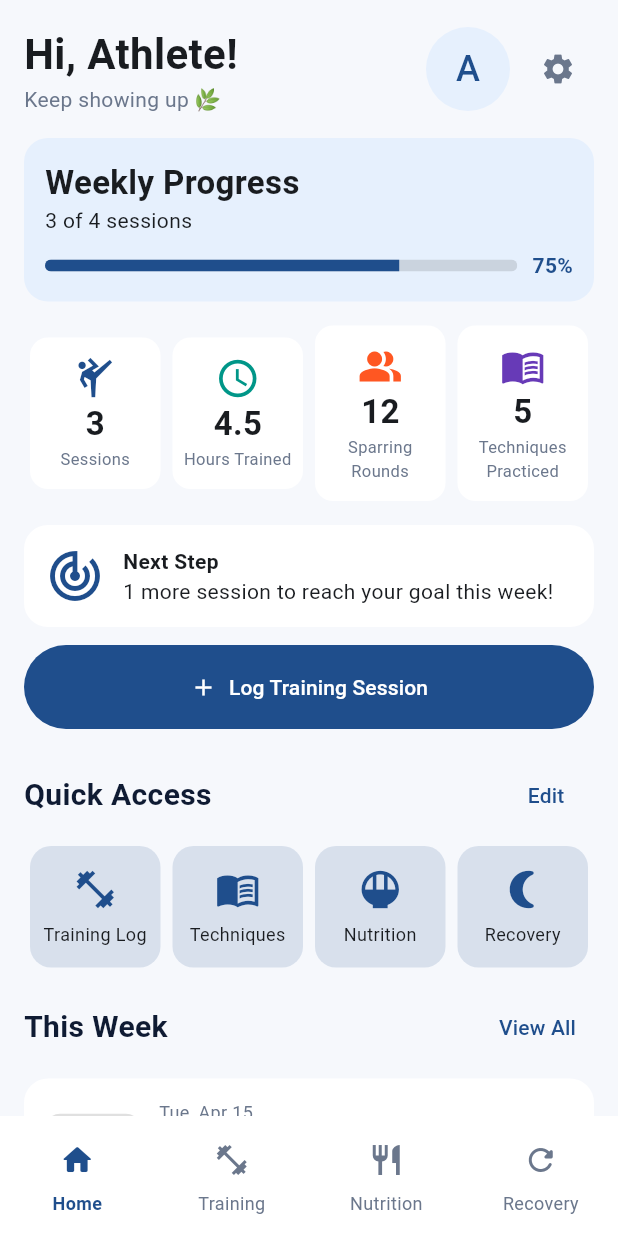
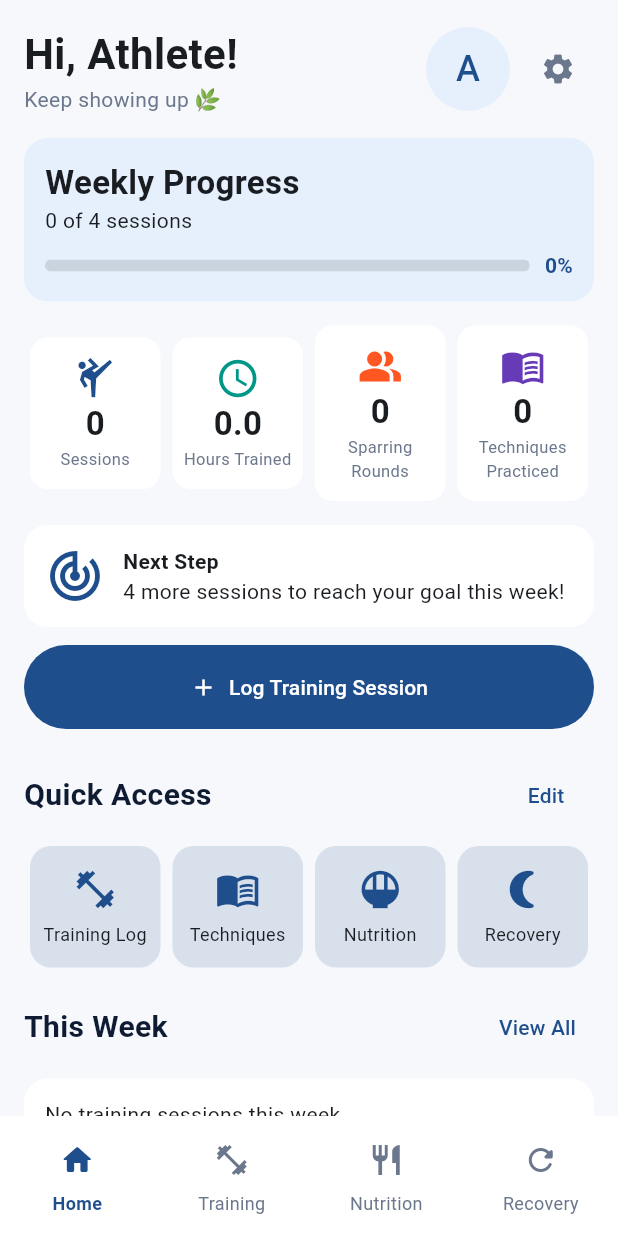
Before and after one commit to Resmeralda/bbj-ios-mobile, a Flutter app: the screen it shows once a user with an empty profile is signed in, on a phone screen of 412 x 824 dp. Run offline on Flutter 3.47's test engine with Material 3 defaults, Android fonts, the phone set to English and light mode, and no system bars; our stand-ins replace cloud_firestore, firebase_auth, firebase_core, go_router, youtube_player_iframe; accounts and stored records are empty.

Commit message:
BJJ-114: Connect home dashboard to user data

```diff
--- a/lib/screens/home_screen.dart
+++ b/lib/screens/home_screen.dart
@@ -1,25 +1,48 @@
 import 'package:flutter/material.dart';
 import 'package:go_router/go_router.dart';
 
+import '../models/training_session.dart';
 import '../profile_store.dart';
+import '../session_store.dart';
 import '../theme.dart';
 import '../widgets/common.dart';
+import '../widgets/form_helpers.dart';
 
 class HomeScreen extends StatelessWidget {
-  const HomeScreen({super.key, this.store});
+  const HomeScreen({super.key, this.store, this.sessions});
 
   final ProfileStore? store;
+  final SessionStore? sessions;
 
   @override
   Widget build(BuildContext context) {
     final profiles = store ?? profileStore;
-    // Sample data; replace with Firestore streams.
+    final training = sessions ?? sessionStore;
     return ListenableBuilder(
-      listenable: profiles,
+      listenable: Listenable.merge([profiles, training]),
       builder: (context, _) {
         final p = profiles.profile;
-        const done = 3;
+        final account = training.account;
+        final week = training.thisWeek;
+        final done = week.length;
         final goal = p.weeklyGoal;
+        final progress = (done / goal).clamp(0.0, 1.0);
+        final hours = week.fold(0.0, (total, session) => total + session.hours);
+        final rounds = week.fold(0, (total, session) => total + session.rounds);
+        final techniques = week
+            .expand((session) => session.techniques.split(','))
+            .map((name) => name.trim().toLowerCase())
+            .where((name) => name.isNotEmpty)
+            .toSet()
+            .length;
+        final unavailable = training.loading || training.error != null;
+        final remaining = goal - done;
+        final nextStep = training.loading
+            ? 'Loading your training sessions…'
+            : training.error ??
+                  (remaining <= 0
+                      ? 'You reached your weekly goal!'
+                      : '$remaining more ${remaining == 1 ? 'session' : 'sessions'} to reach your goal this week!');
         return Scaffold(
           body: SafeArea(
             child: ListView(
@@ -79,16 +102,23 @@ class HomeScreen extends StatelessWidget {
                           fontWeight: FontWeight.bold,
                         ),
                       ),
-                      Text('$done of $goal sessions'),
+                      Text(
+                        unavailable
+                            ? '— of $goal sessions'
+                            : '$done of $goal sessions',
+                      ),
                       const SizedBox(height: 10),
                       Row(
                         children: [
                           Expanded(
-                            child: ProgressBar(done / goal, AppColors.home),
+                            child: ProgressBar(
+                              unavailable ? 0 : progress,
+                              AppColors.home,
+                            ),
                           ),
                           const SizedBox(width: 10),
                           Text(
-                            '${(done / goal * 100).round()}%',
+                            unavailable ? '—' : '${(progress * 100).round()}%',
                             style: const TextStyle(
                               color: AppColors.home,
                               fontWeight: FontWeight.bold,
@@ -99,50 +129,53 @@ class HomeScreen extends StatelessWidget {
                     ],
                   ),
                 ),
-                const Row(
+                Row(
                   children: [
                     _Stat(
                       Icons.sports_martial_arts,
-                      '3',
+                      unavailable ? '—' : '$done',
                       'Sessions',
                       AppColors.home,
                     ),
-                    _Stat(Icons.schedule, '4.5', 'Hours Trained', Colors.teal),
+                    _Stat(
+                      Icons.schedule,
+                      unavailable ? '—' : hours.toStringAsFixed(1),
+                      'Hours Trained',
+                      Colors.teal,
+                    ),
                     _Stat(
                       Icons.people_alt,
-                      '12',
+                      unavailable ? '—' : '$rounds',
                       'Sparring Rounds',
                       Colors.deepOrange,
                     ),
                     _Stat(
                       Icons.menu_book,
-                      '5',
+                      unavailable ? '—' : '$techniques',
                       'Techniques Practiced',
                       Colors.deepPurple,
                     ),
                   ],
                 ),
                 const SizedBox(height: 12),
-                const AppCard(
+                AppCard(
                   child: Row(
                     children: [
-                      Icon(
+                      const Icon(
                         Icons.track_changes,
                         color: AppColors.home,
                         size: 40,
                       ),
-                      SizedBox(width: 12),
+                      const SizedBox(width: 12),
                       Expanded(
                         child: Column(
                           crossAxisAlignment: CrossAxisAlignment.start,
                           children: [
-                            Text(
+                            const Text(
                               'Next Step',
                               style: TextStyle(fontWeight: FontWeight.bold),
                             ),
-                            Text(
-                              '1 more session to reach your goal this week!',
-                            ),
+                            Text(nextStep),
                           ],
                         ),
                       ),
@@ -194,13 +227,29 @@ class HomeScreen extends StatelessWidget {
                   action: 'View All',
                   onAction: () => context.go('/training'),
                 ),
-                const _SessionTile(
-                  'Tue, Apr 15',
-                  'Gi Class',
-                  '1.5 hr',
-                  '5 rounds',
-                  'Guard passing, side control',
-                ),
+                if (!unavailable && week.isEmpty)
+                  const AppCard(child: Text('No training sessions this week.')),
+                if (!unavailable)
+                  for (final session in week.take(3))
+                    _SessionTile(
+                      formatDate(session.date.toLocal()),
+                      session.type,
+                      formatHours(session.hours),
+                      '${session.rounds} rounds',
+                      [
+                        session.techniques,
+                        session.notes,
+                      ].where((text) => text.isNotEmpty).join(' • '),
+                      onTap: () {
+                        if (isCurrentFormAccount(
+                          context,
+                          account,
+                          training.account,
+                        )) {
+                          context.push('/training/log', extra: session);
+                        }
+                      },
+                    ),
               ],
             ),
           ),
@@ -244,16 +293,19 @@ class _Stat extends StatelessWidget {
 
 class _SessionTile extends StatelessWidget {
   final String date, title, hours, rounds, notes;
+  final VoidCallback onTap;
   const _SessionTile(
     this.date,
     this.title,
     this.hours,
     this.rounds,
-    this.notes,
-  );
+    this.notes, {
+    required this.onTap,
+  });
 
   @override
   Widget build(BuildContext context) => AppCard(
+    onTap: onTap,
     child: Row(
       children: [
         Container(
@@ -285,7 +337,8 @@ class _SessionTile extends StatelessWidget {
                 '$hours  •  $rounds',
                 style: const TextStyle(color: AppColors.muted),
               ),
-              Text(notes, style: const TextStyle(color: AppColors.muted)),
+              if (notes.isNotEmpty)
+                Text(notes, style: const TextStyle(color: AppColors.muted)),
             ],
           ),
         ),
--- a/lib/session_store.dart
+++ b/lib/session_store.dart
@@ -14,7 +14,7 @@ class SessionStore extends ChangeNotifier {
 
   final FirebaseFirestore? _firestore;
   List<TrainingSession> _sessions = [];
-  StreamSubscription<QuerySnapshot<Map<String, dynamic>>>? _sub;
+  StreamSubscription<List<TrainingSession>>? _sub;
   String? _uid;
   Object _account = Object();
   Object get account => _account;
@@ -47,16 +47,24 @@ class SessionStore extends ChangeNotifier {
 
     loading = true;
     notifyListeners();
-    _sub = _col!.snapshots().listen(
-      (snap) {
-        _sessions = [
+    final account = _account;
+    _sub = _col!
+        .snapshots()
+        .map(
+          (snap) => [
             for (final d in snap.docs) TrainingSession.fromMap(d.id, d.data()),
-        ];
+          ],
+        )
+        .listen(
+          (sessions) {
+            if (account != _account) return;
+            _sessions = sessions;
             loading = false;
             error = null;
             notifyListeners();
           },
           onError: (Object e) {
+            if (account != _account) return;
             debugPrint('Session sync failed: $e');
             loading = false;
             error = 'Could not load sessions. Check your connection.';
@@ -69,15 +77,20 @@ class SessionStore extends ChangeNotifier {
   List<TrainingSession> get sessions =>
       [..._sessions]..sort((a, b) => b.date.compareTo(a.date));
 
-  /// Sessions since Monday of the current week, newest first.
-  List<TrainingSession> get thisWeek {
-    final now = DateTime.now();
+  /// Sessions in the local Monday–Sunday week, newest first.
+  List<TrainingSession> get thisWeek => sessionsForWeek(DateTime.now());
+
+  List<TrainingSession> sessionsForWeek(DateTime date) {
+    final local = date.toLocal();
     final monday = DateTime(
-      now.year,
-      now.month,
-      now.day,
-    ).subtract(Duration(days: now.weekday - 1));
-    return sessions.where((s) => !s.date.isBefore(monday)).toList();
+      local.year,
+      local.month,
+      local.day - local.weekday + 1,
+    );
+    final nextMonday = DateTime(monday.year, monday.month, monday.day + 7);
+    return sessions
+        .where((s) => !s.date.isBefore(monday) && s.date.isBefore(nextMonday))
+        .toList();
   }
 
   String newId() =>
```
Also changed, not shown: 2 other files. Lines whose indentation alone changed are shown as unchanged.
